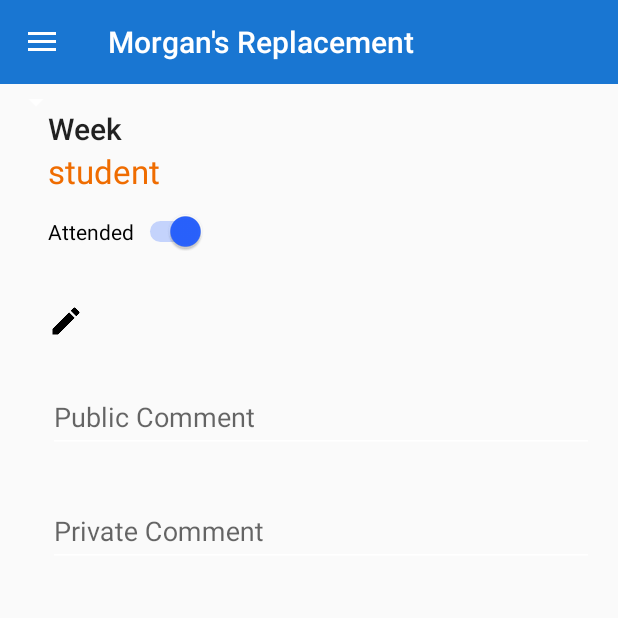
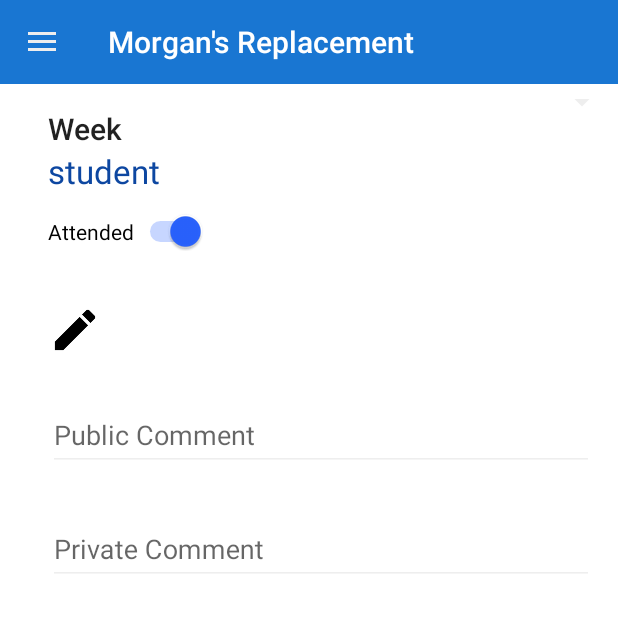
Before and after one commit to amisrs/tutor, an Android app: the fragment StudentWeekDetailsFragment placed in its activity, on a phone screen of 412 x 824 dp, the top half of it. Run offline under Robolectric (Android 15) with nearby library versions, the light colour scheme and no system bars; pictures from the network do not load; 19 statements that could not run were skipped.

Commit message:
fixed spinner position, button sizes

```diff
--- a/app/src/main/res/layout/activity_base.xml
+++ b/app/src/main/res/layout/activity_base.xml
@@ -7,23 +7,32 @@
     android:shrinkColumns=""
     tools:context="com.amisrs.gavin.tutorhelp.view.BaseActivity">
 
-    <Spinner
-        android:layout_height="wrap_content"
-        android:layout_width="wrap_content"
-        android:id="@+id/sp_week">
-    </Spinner>
     <LinearLayout
-        android:layout_below="@id/sp_week"
         android:layout_height="match_parent"
         android:layout_width="match_parent"
         android:orientation="horizontal">
 
         <RelativeLayout
-            android:id="@+id/rl_left"
+            android:layout_width="match_parent"
             android:layout_height="match_parent"
-            android:layout_width="match_parent"
-            android:layout_weight="4">
+            android:elevation="2dp"
+            android:background="@color/white"
 
+            android:layout_weight="3">
+            <Spinner
+                android:layout_height="wrap_content"
+                android:layout_width="match_parent"
+                android:id="@+id/sp_week">
+            </Spinner>
+
+            <RelativeLayout
+                android:id="@+id/rl_left"
+                android:layout_height="match_parent"
+                android:layout_width="match_parent"
+                android:layout_below="@id/sp_week"
+                >
+
+            </RelativeLayout>
         </RelativeLayout>
         <RelativeLayout
             android:id="@+id/rl_right"
--- a/app/src/main/res/layout/activity_students.xml
+++ b/app/src/main/res/layout/activity_students.xml
@@ -12,7 +12,7 @@
         <RelativeLayout
             android:layout_height="match_parent"
             android:layout_width="wrap_content"
-            android:layout_weight="4"
+            android:layout_weight="3"
             android:id="@+id/rl_left"
             android:background="@color/white"
             android:elevation="1dp">
--- a/app/src/main/res/layout/fragment_student_week_details.xml
+++ b/app/src/main/res/layout/fragment_student_week_details.xml
@@ -20,12 +20,13 @@
         android:layout_below="@id/tv_week"
         android:textAppearance="@style/TextAppearance.AppCompat.Large"
         android:text="student"
-        android:textColor="@color/colorAccent"
+        android:textColor="@color/colorPrimaryDark"
         />
     <Switch
         android:id="@+id/cb_attended"
         android:layout_width="wrap_content"
         android:layout_height="wrap_content"
+
         android:paddingTop="@dimen/activity_vertical_margin"
         android:paddingBottom="@dimen/activity_vertical_margin"
         android:layout_below="@id/tv_student"
@@ -33,8 +34,8 @@
         android:text="@string/attended"/>
     <ImageButton
         android:id="@+id/iv_edit"
-        android:layout_width="@dimen/tutorialListName"
-        android:layout_height="@dimen/tutorialListName"
+        android:layout_width="@dimen/smallButtonSize"
+        android:layout_height="@dimen/smallButtonSize"
         android:layout_marginTop="22dp"
         android:layout_below="@id/cb_attended"
         android:src="@drawable/ic_mode_edit_black_36dp"
@@ -42,8 +43,8 @@
         android:background="@android:color/transparent"/>
     <ImageButton
         android:id="@+id/iv_save"
-        android:layout_width="@dimen/tutorialListName"
-        android:layout_height="@dimen/tutorialListName"
+        android:layout_width="@dimen/smallButtonSize"
+        android:layout_height="@dimen/smallButtonSize"
         android:layout_marginTop="22dp"
         android:layout_below="@id/cb_attended"
         android:layout_toRightOf="@id/iv_edit"
@@ -91,8 +92,8 @@
         android:id="@+id/emailBtn"
         android:layout_below="@+id/cb_attended"
         android:layout_toRightOf="@+id/iv_save"
-        android:layout_width="24sp"
-        android:layout_height="24sp"
+        android:layout_width="@dimen/smallButtonSize"
+        android:layout_height="@dimen/smallButtonSize"
         android:layout_marginLeft="25dp"
         android:layout_marginTop="22dp"
         android:scaleType="fitXY"
--- a/app/src/main/res/values/styles.xml
+++ b/app/src/main/res/values/styles.xml
@@ -1,16 +1,12 @@
 <resources>
 
    <style name="Theme.AppCompat" parent="Theme.AppCompat.Light.NoActionBar">
-      <item name="colorControlNormal">#FFFFFF</item>
+      <item name="colorControlNormal">#EEEEEE</item>
       <item name="colorControlActivated">#2962ff</item>
       <item name="colorControlHighlight">#D1EEFC</item>
       <item name="android:editTextColor">#2962ff</item>
       <item name="colorAccent">@color/colorAccent</item>
    </style>
 
-   <style name="coolspinneritem" parent="Base.TextAppearance.AppCompat.Widget.TextView.SpinnerItem">
-      <item name="textColor">#FFFFFF</item>
-   </style>
-
 
 </resources>
```
Also changed, not shown: app/src/main/res/layout/activity_assessments.xml (+16 -9 lines).
